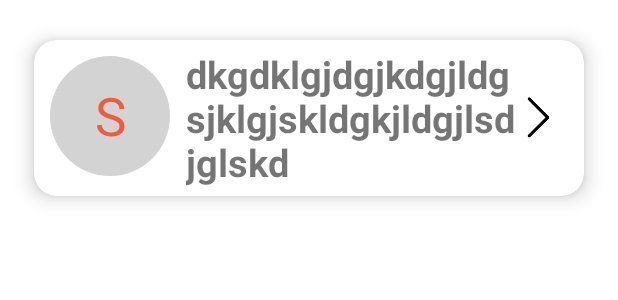
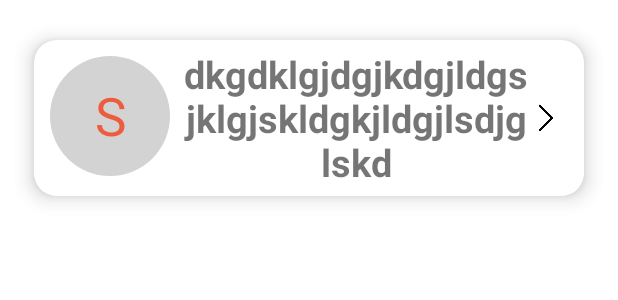
Before and after one commit to Anuj-Rai12/Contact_App, an Android app: the layout display_detail.xml on its own in the app's theme, with its tools: preview values and no code run, on a phone screen of 412 x 824 dp. Shown: the top 300 px of the screen. Run offline under Robolectric (Android 15) with nearby library versions, the phone set to English and light mode, and no system bars; Roboto replaces fonts that are not available here.

Commit message:
Removed some Bugs and Added the Dailer some part Status:Successfully

```diff
--- a/app/src/main/java/com/example/roomdatabase/extrafragmentfile/DisplayContactFragment.kt
+++ b/app/src/main/java/com/example/roomdatabase/extrafragmentfile/DisplayContactFragment.kt
@@ -69,6 +69,10 @@ class DisplayContactFragment : Fragment() {
                     it.findNavController()
                         .navigate(R.id.action_displayContactFragment_to_favFragment)
                 }
+                else->{
+                    it.findNavController()
+                        .navigate(R.id.action_upadeFragment_to_callFragment)
+                }
             }
         }
         return binding.root
--- a/app/src/main/java/com/example/roomdatabase/extrafragmentfile/UpdateFragment.kt
+++ b/app/src/main/java/com/example/roomdatabase/extrafragmentfile/UpdateFragment.kt
@@ -54,7 +54,8 @@ class UpdateFragment : Fragment() {
                         .navigate(R.id.action_upadeFragment_to_favFragment)
                 }
                 else->{
-                    Toast.makeText(activity, myViewModel.actionOp, Toast.LENGTH_SHORT).show()
+                    it.findNavController()
+                        .navigate(R.id.action_upadeFragment_to_callFragment)
                 }
             }
         }
--- a/app/src/main/java/com/example/roomdatabase/favrecycle/MyFavHolder.kt
+++ b/app/src/main/java/com/example/roomdatabase/favrecycle/MyFavHolder.kt
@@ -3,7 +3,6 @@ package com.example.roomdatabase.favrecycle
 import androidx.core.content.ContextCompat
 import androidx.recyclerview.widget.RecyclerView
 import com.example.roomdatabase.MainActivity
-import com.example.roomdatabase.R
 import com.example.roomdatabase.databinding.FavLayoutBinding
 import com.example.roomdatabase.mycontactdb.MyContact
 
@@ -16,7 +15,7 @@ class MyFavHolder(val binding: FavLayoutBinding) : RecyclerView.ViewHolder(bindi
             )
         )
         binding.myfavtext.text =
-            myContact.firstName[0].toString() + myContact.lastName[0].toString()
+            myContact.firstName[0].toUpperCase().toString() + myContact.lastName[0].toLowerCase().toString()
         binding.mycolorlayout.setOnClickListener {
             function(myContact)
         }
--- a/app/src/main/java/com/example/roomdatabase/mycontactdb/MyContactDao.kt
+++ b/app/src/main/java/com/example/roomdatabase/mycontactdb/MyContactDao.kt
@@ -17,7 +17,7 @@ interface MyContactDao {
     @Query("delete From My_Contact_Detail")
     suspend fun deleteAllContact()
 
-    @Query("Select *From My_Contact_Detail")
+    @Query("Select *From My_Contact_Detail  where FirstName != \"UnKnown\" and LastName !=\"UnKnown\"")
     fun displayAllData(): LiveData<List<MyContact>>
 
     @Query("Select *From My_Contact_Detail where FirstName Like:searchQuery or LastName Like:searchQuery or PhoneNumber Like :searchQuery")
--- a/app/src/main/res/drawable/custumze_border.xml
+++ b/app/src/main/res/drawable/custumze_border.xml
@@ -2,7 +2,7 @@
 <shape xmlns:android="http://schemas.android.com/apk/res/android"
     android:shape="rectangle">
     <solid android:color="#00ffffff"/>
-    <stroke android:width="5dp"
+    <stroke android:width="1dp"
         android:color="@color/white" />
     <corners android:radius="15dp"/>
 </shape>
--- a/app/src/main/res/layout/activity_main.xml
+++ b/app/src/main/res/layout/activity_main.xml
@@ -13,7 +13,7 @@
             android:layout_width="match_parent"
             android:layout_height="match_parent"
             app:defaultNavHost="true"
-            android:layout_marginBottom="65dp"
+            android:layout_marginBottom="55dp"
             app:layout_constraintLeft_toLeftOf="parent"
             app:layout_constraintRight_toRightOf="parent"
             app:layout_constraintTop_toTopOf="parent"
--- a/app/src/main/res/layout/display_detail.xml
+++ b/app/src/main/res/layout/display_detail.xml
@@ -54,7 +54,9 @@
                         android:layout_width="wrap_content"
                         android:layout_height="wrap_content"
                         android:layout_centerVertical="true"
-                        android:layout_marginLeft="5dp"
+                        android:layout_marginLeft="2dp"
+                        android:textAlignment="center"
+                        android:gravity="center"
                         android:layout_toLeftOf="@id/recyArrow"
                         android:layout_toRightOf="@id/myrecyprofile"
                         android:maxWidth="100dp"
@@ -64,8 +66,8 @@
 
                     <ImageView
                         android:id="@+id/recyArrow"
-                        android:layout_width="30dp"
-                        android:layout_height="30dp"
+                        android:layout_width="20dp"
+                        android:layout_height="20dp"
                         android:layout_alignParentRight="true"
                         android:layout_centerVertical="true"
                         android:layout_marginRight="10dp"
--- a/app/src/main/res/layout/fav_layout.xml
+++ b/app/src/main/res/layout/fav_layout.xml
@@ -15,7 +15,8 @@
             app:layout_constraintHorizontal_bias="0.5"
             app:layout_constraintStart_toStartOf="parent"
             app:layout_constraintTop_toTopOf="parent"
-            app:cardElevation="8dp"
+            app:cardElevation="5dp"
+            app:cardCornerRadius="5dp"
             app:cardUseCompatPadding="true">
 
             <LinearLayout
```
Also changed, not shown: app/src/main/java/com/example/roomdatabase/MainActivity.kt (+9 -2 lines), app/src/main/java/com/example/roomdatabase/extrafragmentfile/DialerFragment.kt (+17 -2 lines), app/src/main/java/com/example/roomdatabase/myfragments/CallFragment.kt (+10 -1 lines), app/src/main/java/com/example/roomdatabase/myfragments/FavFragment.kt (+13 -0 lines), app/src/main/java/com/example/roomdatabase/myviewmodle/MyViewModel.kt (+16 -1 lines), app/src/main/java/com/example/roomdatabase/recyclecontact/MyContactHolder.kt (+6 -8 lines), app/src/main/java/com/example/roomdatabase/recyclecontact/MyContactRecycle.kt (+5 -4 lines).
